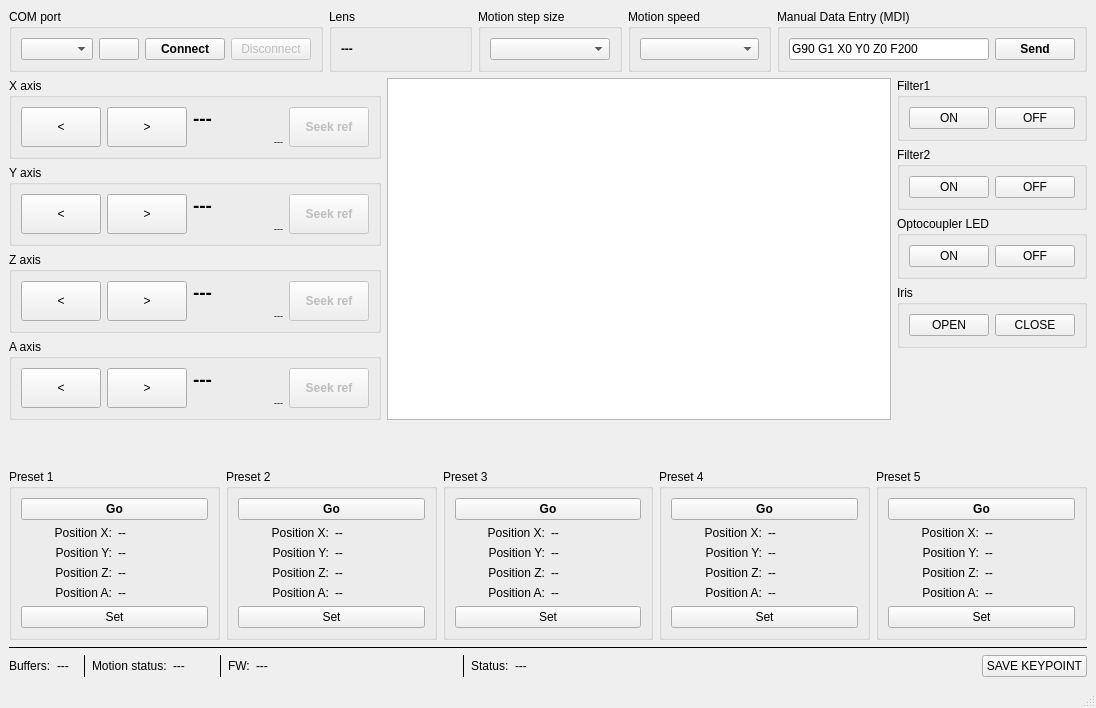
Above: 04_lens_tester_gui_curves/gui.ui from Kurokesu/SCE2-SDK before the change. Below: the same form after it.
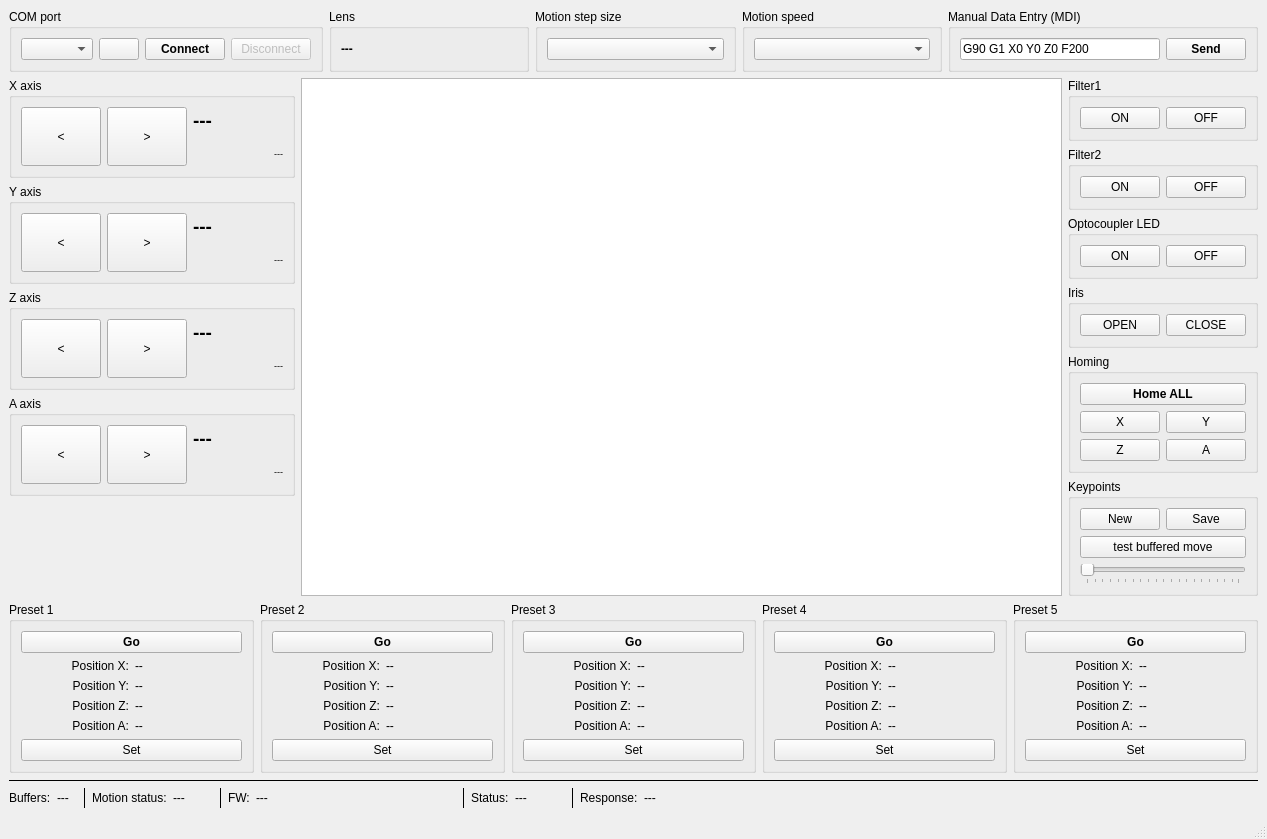
That is the form after the change. Icons and pictures are not drawn. Custom widgets are drawn as their Qt base class.

Commit message: L084 lens now has guided zoom

What changed in the file:
```diff
--- a/04_lens_tester_gui_curves/gui.ui
+++ b/04_lens_tester_gui_curves/gui.ui
@@ -6,8 +6,8 @@
    <rect>
     <x>0</x>
     <y>0</y>
-    <width>1096</width>
-    <height>708</height>
+    <width>1267</width>
+    <height>813</height>
    </rect>
   </property>
   <property name="windowTitle">
@@ -127,28 +127,6 @@
                </property>
               </widget>
              </item>
-             <item row="0" column="4">
-              <widget class="QPushButton" name="btn_x_seek">
-               <property name="enabled">
-                <bool>false</bool>
-               </property>
-               <property name="sizePolicy">
-                <sizepolicy hsizetype="Minimum" vsizetype="Expanding">
-                 <horstretch>0</horstretch>
-                 <verstretch>0</verstretch>
-                </sizepolicy>
-               </property>
-               <property name="font">
-                <font>
-                 <weight>75</weight>
-                 <bold>true</bold>
-                </font>
-               </property>
-               <property name="text">
-                <string>Seek ref</string>
-               </property>
-              </widget>
-             </item>
             </layout>
            </widget>
           </item>
@@ -246,28 +224,6 @@
                </property>
               </widget>
              </item>
-             <item row="0" column="4">
-              <widget class="QPushButton" name="btn_y_seek">
-               <property name="enabled">
-                <bool>false</bool>
-               </property>
-               <property name="sizePolicy">
-                <sizepolicy hsizetype="Minimum" vsizetype="Expanding">
-                 <horstretch>0</horstretch>
-                 <verstretch>0</verstretch>
-                </sizepolicy>
-               </property>
-               <property name="font">
-                <font>
-                 <weight>75</weight>
-                 <bold>true</bold>
-                </font>
-               </property>
-               <property name="text">
-                <string>Seek ref</string>
-               </property>
-              </widget>
-             </item>
             </layout>
            </widget>
           </item>
@@ -365,28 +321,6 @@
                </item>
               </layout>
              </item>
-             <item row="0" column="4">
-              <widget class="QPushButton" name="btn_z_seek">
-               <property name="enabled">
-                <bool>false</bool>
-               </property>
-               <property name="sizePolicy">
-                <sizepolicy hsizetype="Minimum" vsizetype="Expanding">
-                 <horstretch>0</horstretch>
-                 <verstretch>0</verstretch>
-                </sizepolicy>
-               </property>
-               <property name="font">
-                <font>
-                 <weight>75</weight>
-                 <bold>true</bold>
-                </font>
-               </property>
-               <property name="text">
-                <string>Seek ref</string>
-               </property>
-              </widget>
-             </item>
             </layout>
            </widget>
           </item>
@@ -484,33 +418,24 @@
                </item>
               </layout>
              </item>
-             <item row="0" column="4">
-              <widget class="QPushButton" name="btn_a_seek">
-               <property name="enabled">
-                <bool>false</bool>
-               </property>
-               <property name="sizePolicy">
-                <sizepolicy hsizetype="Minimum" vsizetype="Expanding">
-                 <horstretch>0</horstretch>
-                 <verstretch>0</verstretch>
-                </sizepolicy>
-               </property>
-               <property name="font">
-                <font>
-                 <weight>75</weight>
-                 <bold>true</bold>
-                </font>
-               </property>
-               <property name="text">
-                <string>Seek ref</string>
-               </property>
-              </widget>
-             </item>
             </layout>
            </widget>
           </item>
          </layout>
         </item>
+        <item>
+         <spacer name="verticalSpacer">
+          <property name="orientation">
+           <enum>Qt::Vertical</enum>
+          </property>
+          <property name="sizeHint" stdset="0">
+           <size>
+            <width>20</width>
+            <height>40</height>
+           </size>
+          </property>
+         </spacer>
+        </item>
        </layout>
       </item>
       <item>
@@ -635,6 +560,198 @@
           </layout>
          </widget>
         </item>
+        <item>
+         <widget class="QGroupBox" name="group_homing">
+          <property name="enabled">
+           <bool>true</bool>
+          </property>
+          <property name="title">
+           <string>Homing</string>
+          </property>
+          <layout class="QGridLayout" name="gridLayout_20">
+           <item row="0" column="1">
+            <layout class="QVBoxLayout" name="verticalLayout_2">
+             <item>
+              <widget class="QPushButton" name="btn_all_seek">
+               <property name="font">
+                <font>
+                 <weight>75</weight>
+                 <bold>true</bold>
+                </font>
+               </property>
+               <property name="text">
+                <string>Home ALL</string>
+               </property>
+              </widget>
+             </item>
+             <item>
+              <layout class="QHBoxLayout" name="horizontalLayout_10">
+               <item>
+                <widget class="QPushButton" name="btn_x_seek">
+                 <property name="enabled">
+                  <bool>true</bool>
+                 </property>
+                 <property name="sizePolicy">
+                  <sizepolicy hsizetype="Minimum" vsizetype="Expanding">
+                   <horstretch>0</horstretch>
+                   <verstretch>0</verstretch>
+                  </sizepolicy>
+                 </property>
+                 <property name="font">
+                  <font>
+                   <weight>50</weight>
+                   <bold>false</bold>
+                  </font>
+                 </property>
+                 <property name="text">
+                  <string>X</string>
+                 </property>
+                </widget>
+               </item>
+               <item>
+                <widget class="QPushButton" name="btn_y_seek">
+                 <property name="enabled">
+                  <bool>true</bool>
+                 </property>
+                 <property name="sizePolicy">
+                  <sizepolicy hsizetype="Minimum" vsizetype="Expanding">
+                   <horstretch>0</horstretch>
+                   <verstretch>0</verstretch>
+                  </sizepolicy>
+                 </property>
+                 <property name="font">
+                  <font>
+                   <weight>50</weight>
+                   <bold>false</bold>
+                  </font>
+                 </property>
+                 <property name="text">
+                  <string>Y</string>
+                 </property>
+                </widget>
+               </item>
+              </layout>
+             </item>
+             <item>
+              <layout class="QHBoxLayout" name="horizontalLayout_11">
+               <item>
+                <widget class="QPushButton" name="btn_z_seek">
+                 <property name="enabled">
+                  <bool>true</bool>
+                 </property>
+                 <property name="sizePolicy">
+                  <sizepolicy hsizetype="Minimum" vsizetype="Expanding">
+                   <horstretch>0</horstretch>
+                   <verstretch>0</verstretch>
+                  </sizepolicy>
+                 </property>
+                 <property name="font">
+                  <font>
+                   <weight>50</weight>
+                   <bold>false</bold>
+                  </font>
+                 </property>
+                 <property name="text">
+                  <string>Z</string>
+                 </property>
+                </widget>
+               </item>
+               <item>
+                <widget class="QPushButton" name="btn_a_seek">
+                 <property name="enabled">
+                  <bool>true</bool>
+                 </property>
+                 <property name="sizePolicy">
+                  <sizepolicy hsizetype="Minimum" vsizetype="Expanding">
+                   <horstretch>0</horstretch>
+                   <verstretch>0</verstretch>
+                  </sizepolicy>
+                 </property>
+                 <property name="font">
+                  <font>
+                   <weight>50</weight>
+                   <bold>false</bold>
+                  </font>
+                 </property>
+                 <property name="text">
+                  <string>A</string>
+                 </property>
+                </widget>
+               </item>
+              </layout>
+             </item>
+            </layout>
+           </item>
+          </layout>
+         </widget>
+        </item>
+        <item>
+         <widget class="QGroupBox" name="group_keypoints">
+          <property name="enabled">
+           <bool>true</bool>
+          </property>
+          <property name="title">
+           <string>Keypoints</string>
+          </property>
+          <layout class="QGridLayout" name="gridLayout_21">
+           <item row="1" column="0" colspan="2">
+            <widget class="QPushButton" name="btn_test_keypoint">
+             <property name="minimumSize">
+              <size>
+               <width>0</width>
+               <height>0</height>
+              </size>
+             </property>
+             <property name="text">
+              <string>test buffered move</string>
+             </property>
+            </widget>
+           </item>
+           <item row="0" column="1">
+            <widget class="QPushButton" name="btn_save_keypoint1">
+             <property name="minimumSize">
+              <size>
+               <width>0</width>
+               <height>0</height>
+              </size>
+             </property>
+             <property name="text">
+              <string>Save</string>
+             </property>
+            </widget>
+           </item>
+           <item row="0" column="0">
+            <widget class="QPushButton" name="btn_new_keypoint1">
+             <property name="minimumSize">
+              <size>
+               <width>0</width>
+               <height>0</height>
+              </size>
+             </property>
+             <property name="text">
+              <string>New</string>
+             </property>
+            </widget>
+           </item>
+           <item row="2" column="0" colspan="2">
+            <widget class="QSlider" name="zoom_slider">
+             <property name="pageStep">
+              <number>5</number>
+             </property>
+             <property name="tracking">
+              <bool>false</bool>
+             </property>
+             <property name="orientation">
+              <enum>Qt::Horizontal</enum>
+             </property>
+             <property name="tickPosition">
+              <enum>QSlider::TicksBelow</enum>
+             </property>
+            </widget>
+           </item>
+          </layout>
+         </widget>
+        </item>
         <item>
          <spacer name="verticalSpacer_9">
           <property name="orientation">
@@ -810,6 +927,52 @@
         </item>
        </layout>
       </item>
+      <item>
+       <widget class="Line" name="line_3">
+        <property name="frameShadow">
+         <enum>QFrame::Plain</enum>
+        </property>
+        <property name="orientation">
+         <enum>Qt::Vertical</enum>
+        </property>
+       </widget>
+      </item>
+      <item>
+       <layout class="QHBoxLayout" name="horizontalLayout_9">
+        <item>
+         <widget class="QLabel" name="label_63">
+          <property name="sizePolicy">
+           <sizepolicy hsizetype="Fixed" vsizetype="Preferred">
+            <horstretch>0</horstretch>
+            <verstretch>0</verstretch>
+           </sizepolicy>
+          </property>
+          <property name="text">
+           <string>Response:</string>
+          </property>
+         </widget>
+        </item>
+        <item>
+         <widget class="QLabel" name="label_response">
+          <property name="sizePolicy">
+           <sizepolicy hsizetype="Preferred" vsizetype="Preferred">
+            <horstretch>0</horstretch>
+            <verstretch>0</verstretch>
+           </sizepolicy>
+          </property>
+          <property name="minimumSize">
+           <size>
+            <width>300</width>
+            <height>0</height>
+           </size>
+          </property>
+          <property name="text">
+           <string>---</string>
+          </property>
+         </widget>
+        </item>
+       </layout>
+      </item>
       <item>
        <spacer name="horizontalSpacer_2">
         <property name="orientation">
@@ -823,19 +986,6 @@
         </property>
        </spacer>
       </item>
-      <item>
-       <widget class="QPushButton" name="btn_save_keypoint">
-        <property name="minimumSize">
-         <size>
-          <width>0</width>
-          <height>0</height>
-         </size>
-        </property>
-        <property name="text">
-         <string>SAVE KEYPOINT</string>
-        </property>
-       </widget>
-      </item>
      </layout>
     </item>
     <item row="3" column="0">
```
Left out of the diff: 2 changed lines with no effect on the pictures. The commit also changes 7 other files.
